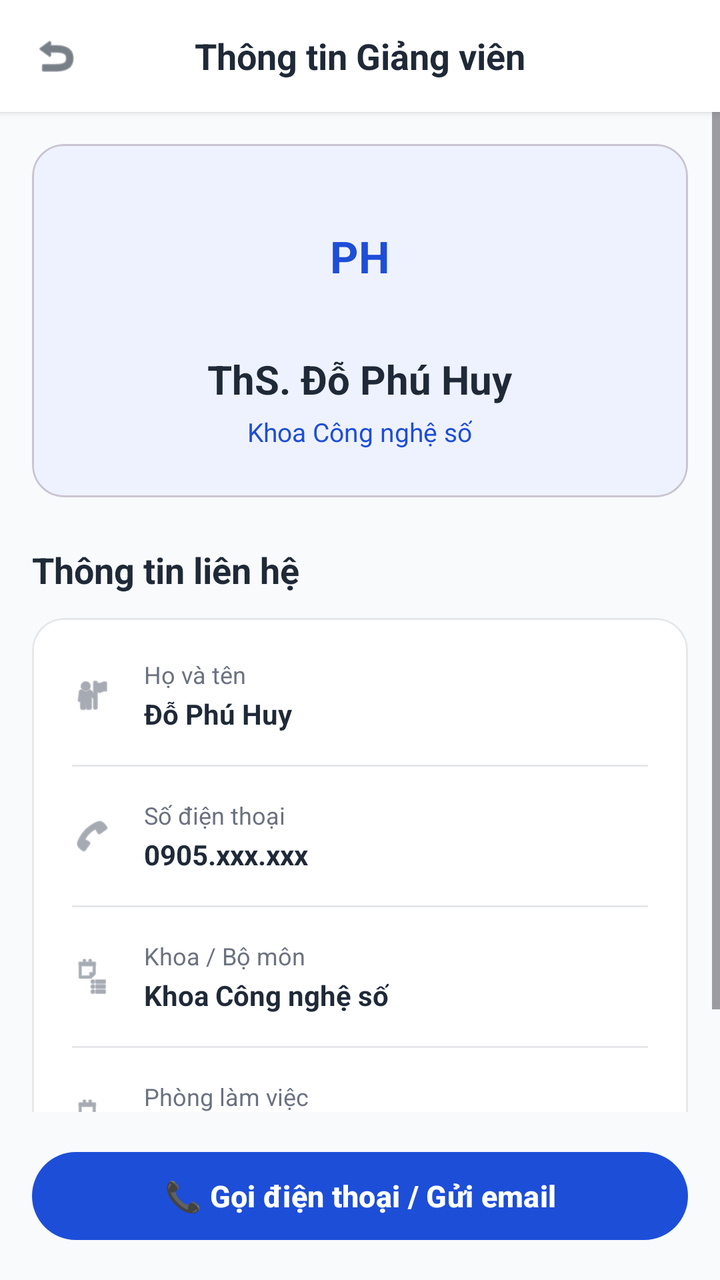
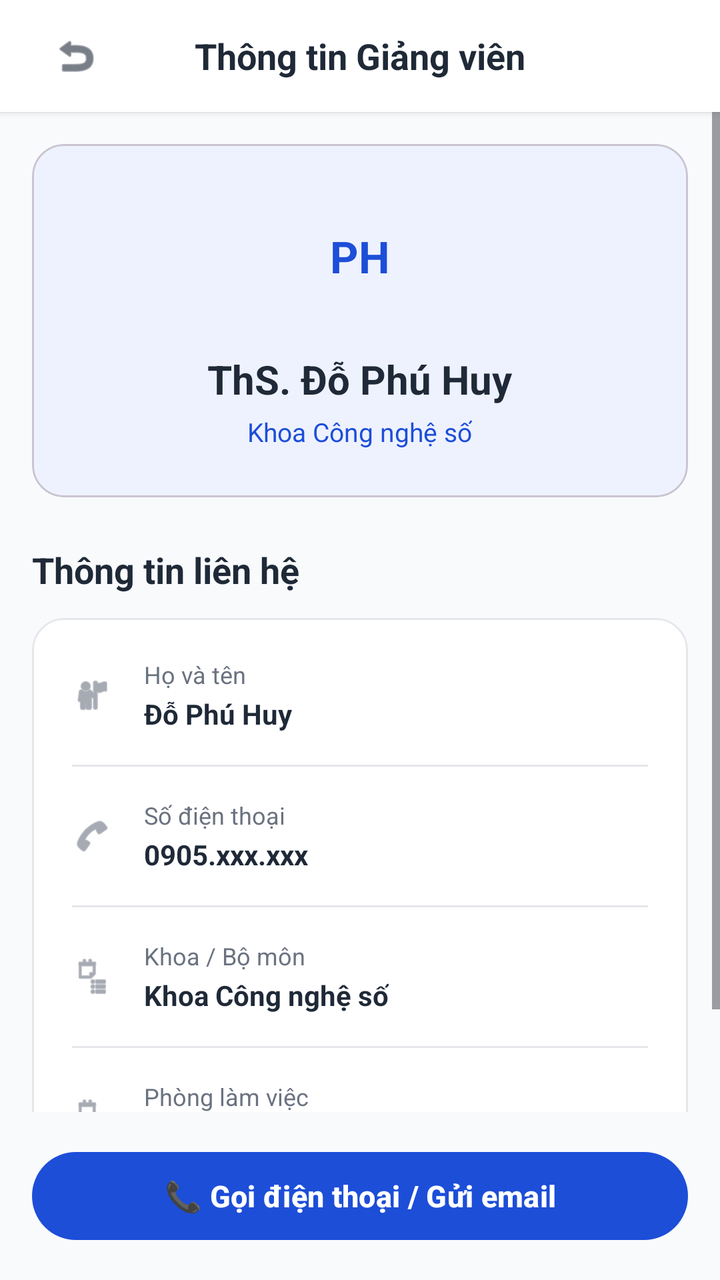

Screens rendered from an Android XML layout before and after an edit, with the pre-edit source and the edit as a unified diff.
<!-- AndroidManifest.xml: application theme Theme.XayDung -->
<!-- res/layout/activity_teacher_info.xml -->
<?xml version="1.0" encoding="utf-8"?>
<RelativeLayout xmlns:android="http://schemas.android.com/apk/res/android"
    xmlns:app="http://schemas.android.com/apk/res-auto"
    android:layout_width="match_parent"
    android:layout_height="match_parent"
    android:background="@color/figma_bg">

    
    <RelativeLayout
        android:id="@+id/headerToolbar"
        android:layout_width="match_parent"
        android:layout_height="56dp"
        android:paddingHorizontal="16dp"
        android:background="@color/white"
        android:elevation="2dp">

        <ImageView
            android:id="@+id/btnBack"
            android:layout_width="24dp"
            android:layout_height="24dp"
            android:layout_centerVertical="true"
            android:src="@android:drawable/ic_menu_revert"
            android:contentDescription="Back"
            app:tint="@color/figma_text_primary" />

        <TextView
            android:layout_width="wrap_content"
            android:layout_height="wrap_content"
            android:layout_centerInParent="true"
            android:text="Thông tin Giảng viên"
            android:textColor="@color/figma_text_primary"
            android:textSize="18sp"
            android:textStyle="bold" />
    </RelativeLayout>

    <ScrollView
        android:layout_width="match_parent"
        android:layout_height="match_parent"
        android:layout_below="@id/headerToolbar"
        android:layout_above="@id/btnContact"
        android:fillViewport="true">

        <LinearLayout
            android:layout_width="match_parent"
            android:layout_height="wrap_content"
            android:orientation="vertical"
            android:padding="16dp">

            
            <com.google.android.material.card.MaterialCardView
                android:layout_width="match_parent"
                android:layout_height="wrap_content"
                android:layout_marginBottom="24dp"
                app:cardCornerRadius="16dp"
                app:cardElevation="0dp"
                app:cardBackgroundColor="@color/figma_blue_light">

                <LinearLayout
                    android:layout_width="match_parent"
                    android:layout_height="wrap_content"
                    android:orientation="vertical"
                    android:padding="24dp"
                    android:gravity="center_horizontal">

                    
                    <TextView
                        android:layout_width="64dp"
                        android:layout_height="64dp"
                        android:background="@drawable/bg_logo_badge"
                        android:gravity="center"
                        android:text="PH"
                        android:textColor="@color/figma_blue"
                        android:textSize="22sp"
                        android:textStyle="bold" />

                    <TextView
                        android:layout_width="wrap_content"
                        android:layout_height="wrap_content"
                        android:layout_marginTop="16dp"
                        android:text="ThS. Đỗ Phú Huy"
                        android:textColor="@color/figma_text_primary"
                        android:textSize="20sp"
                        android:textStyle="bold" />

                    <TextView
                        android:layout_width="wrap_content"
                        android:layout_height="wrap_content"
                        android:layout_marginTop="4dp"
                        android:text="Khoa Công nghệ số"
                        android:textColor="@color/figma_blue"
                        android:textSize="13sp" />
                </LinearLayout>
            </com.google.android.material.card.MaterialCardView>

            
            <TextView
                android:layout_width="wrap_content"
                android:layout_height="wrap_content"
                android:layout_marginBottom="12dp"
                android:text="Thông tin liên hệ"
                android:textColor="@color/figma_text_primary"
                android:textSize="18sp"
                android:textStyle="bold" />

            
            <com.google.android.material.card.MaterialCardView
                android:layout_width="match_parent"
                android:layout_height="wrap_content"
                app:cardCornerRadius="16dp"
                app:cardElevation="0dp"
                app:cardBackgroundColor="@color/white"
                app:strokeColor="@color/figma_card_border"
                app:strokeWidth="1dp">

                <LinearLayout
                    android:layout_width="match_parent"
                    android:layout_height="wrap_content"
                    android:orientation="vertical"
                    android:padding="20dp">

                    <LinearLayout
                        android:layout_width="match_parent"
                        android:layout_height="wrap_content"
                        android:orientation="horizontal"
                        android:gravity="center_vertical"
                        android:layout_marginBottom="16dp">

                        <ImageView
                            android:layout_width="20dp"
                            android:layout_height="20dp"
                            android:src="@android:drawable/ic_menu_myplaces"
                            android:contentDescription="Icon"
                            app:tint="@color/figma_text_secondary" />

                        <LinearLayout
                            android:layout_width="wrap_content"
                            android:layout_height="wrap_content"
                            android:layout_marginStart="16dp"
                            android:orientation="vertical">

                            <TextView
                                android:layout_width="wrap_content"
                                android:layout_height="wrap_content"
                                android:text="Họ và tên"
                                android:textColor="@color/figma_text_secondary"
                                android:textSize="12sp" />

                            <TextView
                                android:layout_width="wrap_content"
                                android:layout_height="wrap_content"
                                android:layout_marginTop="2dp"
                                android:text="Đỗ Phú Huy"
                                android:textColor="@color/figma_text_primary"
                                android:textSize="14sp"
                                android:textStyle="bold" />
                        </LinearLayout>
                    </LinearLayout>

                    <View
                        android:layout_width="match_parent"
                        android:layout_height="1dp"
                        android:layout_marginBottom="16dp"
                        android:background="@color/figma_card_border" />

                    <LinearLayout
                        android:layout_width="match_parent"
                        android:layout_height="wrap_content"
                        android:orientation="horizontal"
                        android:gravity="center_vertical"
                        android:layout_marginBottom="16dp">

                        <ImageView
                            android:layout_width="20dp"
                            android:layout_height="20dp"
                            android:src="@android:drawable/ic_menu_call"
                            android:contentDescription="Phone"
                            app:tint="@color/figma_text_secondary" />

                        <LinearLayout
                            android:layout_width="wrap_content"
                            android:layout_height="wrap_content"
                            android:layout_marginStart="16dp"
                            android:orientation="vertical">

                            <TextView
                                android:layout_width="wrap_content"
                                android:layout_height="wrap_content"
                                android:text="Số điện thoại"
                                android:textColor="@color/figma_text_secondary"
                                android:textSize="12sp" />

                            <TextView
                                android:layout_width="wrap_content"
                                android:layout_height="wrap_content"
                                android:layout_marginTop="2dp"
                                android:text="0905.xxx.xxx"
                                android:textColor="@color/figma_text_primary"
                                android:textSize="14sp"
                                android:textStyle="bold" />
                        </LinearLayout>
                    </LinearLayout>

                    <View
                        android:layout_width="match_parent"
                        android:layout_height="1dp"
                        android:layout_marginBottom="16dp"
                        android:background="@color/figma_card_border" />

                    <LinearLayout
                        android:layout_width="match_parent"
                        android:layout_height="wrap_content"
                        android:orientation="horizontal"
                        android:gravity="center_vertical"
                        android:layout_marginBottom="16dp">

                        <ImageView
                            android:layout_width="20dp"
                            android:layout_height="20dp"
                            android:src="@android:drawable/ic_menu_agenda"
                            android:contentDescription="Department"
                            app:tint="@color/figma_text_secondary" />

                        <LinearLayout
                            android:layout_width="wrap_content"
                            android:layout_height="wrap_content"
                            android:layout_marginStart="16dp"
                            android:orientation="vertical">

                            <TextView
                                android:layout_width="wrap_content"
                                android:layout_height="wrap_content"
                                android:text="Khoa / Bộ môn"
                                android:textColor="@color/figma_text_secondary"
                                android:textSize="12sp" />

                            <TextView
                                android:layout_width="wrap_content"
                                android:layout_height="wrap_content"
                                android:layout_marginTop="2dp"
                                android:text="Khoa Công nghệ số"
                                android:textColor="@color/figma_text_primary"
                                android:textSize="14sp"
                                android:textStyle="bold" />
                        </LinearLayout>
                    </LinearLayout>

                    <View
                        android:layout_width="match_parent"
                        android:layout_height="1dp"
                        android:layout_marginBottom="16dp"
                        android:background="@color/figma_card_border" />

                    <LinearLayout
                        android:layout_width="match_parent"
                        android:layout_height="wrap_content"
                        android:orientation="horizontal"
                        android:gravity="center_vertical">

                        <ImageView
                            android:layout_width="20dp"
                            android:layout_height="20dp"
                            android:src="@android:drawable/ic_menu_agenda"
                            android:contentDescription="Room"
                            app:tint="@color/figma_text_secondary" />

                        <LinearLayout
                            android:layout_width="wrap_content"
                            android:layout_height="wrap_content"
                            android:layout_marginStart="16dp"
                            android:orientation="vertical">

                            <TextView
                                android:layout_width="wrap_content"
                                android:layout_height="wrap_content"
                                android:text="Phòng làm việc"
                                android:textColor="@color/figma_text_secondary"
                                android:textSize="12sp" />

                            <TextView
                                android:layout_width="wrap_content"
                                android:layout_height="wrap_content"
                                android:layout_marginTop="2dp"
                                android:text="Đang cập nhật"
                                android:textColor="@color/figma_text_primary"
                                android:textSize="14sp"
                                android:textStyle="bold" />
                        </LinearLayout>
                    </LinearLayout>

                </LinearLayout>
            </com.google.android.material.card.MaterialCardView>

        </LinearLayout>
    </ScrollView>

    
    <com.google.android.material.button.MaterialButton
        android:id="@+id/btnContact"
        android:layout_width="match_parent"
        android:layout_height="52dp"
        android:layout_alignParentBottom="true"
        android:layout_margin="16dp"
        android:text="📞 Gọi điện thoại / Gửi email"
        android:textSize="15sp"
        android:textStyle="bold"
        app:cornerRadius="26dp"
        app:backgroundTint="@color/figma_blue" />

</RelativeLayout>
<!-- resources referenced by this layout -->
<resources>
  <color name="figma_bg">#F8FAFC</color>
  <color name="figma_blue">#1D4ED8</color>
  <color name="figma_blue_light">#EEF2FF</color>
  <color name="figma_card_border">#E5E7EB</color>
  <color name="figma_text_primary">#1F2937</color>
  <color name="figma_text_secondary">#6B7280</color>
  <color name="white">#FFFFFFFF</color>
  <!-- drawable bg_logo_badge (drawable) -->
  <?xml version="1.0" encoding="utf-8"?>
  <shape xmlns:android="http://schemas.android.com/apk/res/android"
      android:shape="rectangle">
      <solid android:color="@color/figma_blue_light" />
      <corners android:radius="20dp" />
  </shape>
  <style name="Theme.XayDung" parent="Base.Theme.XayDung" />
  <style name="Base.Theme.XayDung" parent="Theme.Material3.DayNight.NoActionBar">
          <item name="colorPrimary">@color/figma_blue</item>
          <item name="colorPrimaryDark">@color/figma_blue_dark</item>
          <item name="colorSecondary">@color/figma_blue</item>
          <item name="android:windowBackground">@color/figma_bg</item>
      </style>
  <color name="figma_blue_dark">#1E40AF</color>
</resources>

<!-- the commit's change to res/layout/activity_teacher_info.xml (unified diff, before → after) -->
@@ -16,9 +16,13 @@
 
         <ImageView
             android:id="@+id/btnBack"
-            android:layout_width="24dp"
-            android:layout_height="24dp"
+            android:layout_width="44dp"
+            android:layout_height="44dp"
             android:layout_centerVertical="true"
+            android:padding="10dp"
+            android:clickable="true"
+            android:focusable="true"
+            android:background="?attr/selectableItemBackgroundBorderless"
             android:src="@android:drawable/ic_menu_revert"
             android:contentDescription="Back"
             app:tint="@color/figma_text_primary" />
